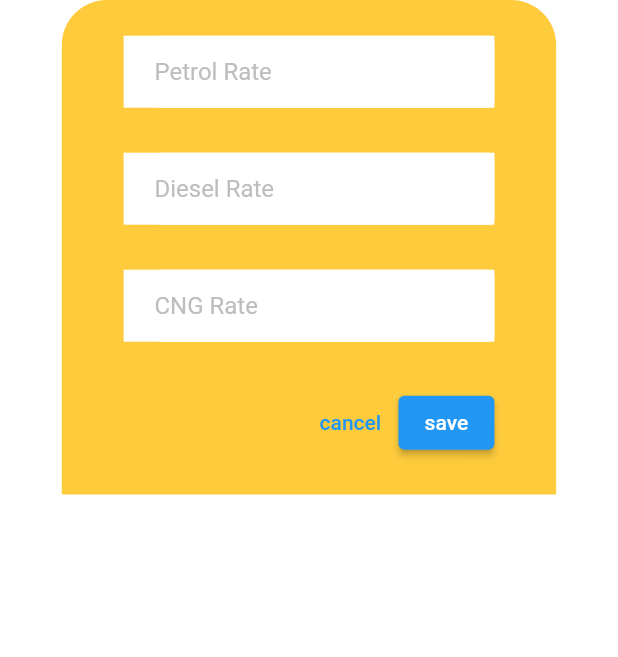
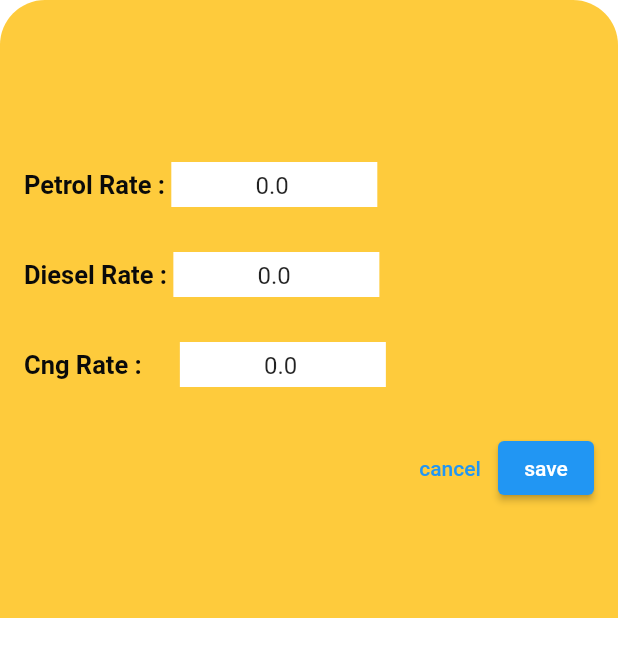
Before and after one commit to REDHUN/daybook, a Flutter app: the AddRate widget shown alone on an empty page, opened directly with empty values, on a phone screen of 412 x 824 dp. Shown: the top 657 px of the screen. Run offline on Flutter 3.47's test engine with Material 2 defaults, Android fonts, the phone set to English and light mode, and no system bars; our stand-ins replace shared_preferences; accounts and stored records are empty.

```diff
--- a/lib/screens/addrate.dart
+++ b/lib/screens/addrate.dart
@@ -1,5 +1,10 @@
 import 'package:daybook/models/ratemodel.dart';
+import 'package:daybook/widgets/addratepagetext.dart';
+
+import 'package:daybook/widgets/lastpagetextfield.dart';
+import 'package:daybook/widgets/modelpagetextfiled.dart';
 import 'package:flutter/material.dart';
+import 'package:shared_preferences/shared_preferences.dart';
 
 class AddRate extends StatefulWidget {
   AddRate({super.key, required this.submitrate});
@@ -9,10 +14,50 @@ class AddRate extends StatefulWidget {
 }
 
 class _AddRate extends State<AddRate> {
-  final petrolrate = TextEditingController();
-  final dieselrate = TextEditingController();
-  final cngrate = TextEditingController();
-  void _saverate() {
+  static const String KEYNAMEPETROL = 'petrol';
+  static const String KEYNAMEDIESEL = 'diesel';
+  static const String KEYNAMECNG = 'cng';
+
+  double petrolr = 0.0;
+  double dieselr = 0.0;
+  double cngr = 0.0;
+
+  var petrolrate = TextEditingController();
+  var dieselrate = TextEditingController();
+  var cngrate = TextEditingController();
+  @override
+  void initState() {
+    // TODO: implement initState
+    super.initState();
+    getValue();
+  }
+
+  void getValue() async {
+    var prefs = await SharedPreferences.getInstance();
+    var getdiesel = prefs.getDouble(KEYNAMEDIESEL);
+    var getcng = prefs.getDouble(KEYNAMECNG);
+    var getPetrol = prefs.getDouble(KEYNAMEPETROL);
+    petrolr = getPetrol != null ? getPetrol : 0.0;
+    cngr = getcng != null ? getcng : 0.0;
+    dieselr = getdiesel != null ? getdiesel : 0.0;
+
+    setState(() {
+      petrolrate = (TextEditingController(text: petrolr.toString()));
+      dieselrate = (TextEditingController(text: dieselr.toString()));
+      cngrate = (TextEditingController(text: cngr.toString()));
+      print(petrolrate);
+    });
+  }
+
+  void _saverate() async {
+    var petrolrate1 = petrolrate.text.toString();
+    var dieselrate1 = dieselrate.text.toString();
+    var cngrate1 = cngrate.text.toString();
+    var prefs = await SharedPreferences.getInstance();
+    prefs.setDouble(KEYNAMEPETROL, double.parse(petrolrate1));
+    prefs.setDouble(KEYNAMEDIESEL, double.parse(dieselrate1));
+    prefs.setDouble(KEYNAMECNG, double.parse(cngrate1));
+
     widget.submitrate(Rate(
         petrolrate: double.parse(petrolrate.text),
         dieselrate: double.parse(dieselrate.text),
@@ -22,101 +67,49 @@ class _AddRate extends State<AddRate> {
 
   @override
   Widget build(BuildContext context) {
+    final keyboardSpace = MediaQuery.of(context).viewInsets.bottom;
     return Container(
-      padding: EdgeInsets.only(
-          right: MediaQuery.of(context).size.width / 10,
-          left: MediaQuery.of(context).size.width / 10),
-      margin: EdgeInsets.only(
-          right: MediaQuery.of(context).size.width / 10,
-          left: MediaQuery.of(context).size.width / 10),
+      height: (MediaQuery.of(context).size.height / 2) + keyboardSpace,
+      padding: EdgeInsets.fromLTRB(16, 48, 16, keyboardSpace + 16),
       decoration: BoxDecoration(
           color: Color.fromARGB(255, 254, 203, 60),
           borderRadius: BorderRadius.only(
               topLeft: Radius.circular(30), topRight: Radius.circular(30))),
-      height: MediaQuery.of(context).size.height / 2.5,
       child: Column(
         mainAxisAlignment: MainAxisAlignment.center,
         children: [
-          Container(
-            padding:
-                EdgeInsets.only(left: MediaQuery.of(context).size.width / 20),
-            color: Colors.white,
-            child: TextFormField(
-              controller: petrolrate,
-              keyboardType: TextInputType.number,
-              decoration: InputDecoration(
-                fillColor: Colors.white,
-                enabledBorder: OutlineInputBorder(
-                  borderSide: const BorderSide(color: Colors.white, width: 1.5),
-                  //borderRadius: BorderRadius.circular(8.0),
-                ),
-                focusedBorder: OutlineInputBorder(
-                  borderSide: const BorderSide(color: Colors.white, width: 1.5),
-                  //  borderRadius: BorderRadius.circular(8.0),
-                ),
-
-                contentPadding: EdgeInsets.all(0),
-                // border: OutlineInputBorder(),
-                hintText: 'Petrol Rate',
-                hintStyle: TextStyle(color: Colors.grey[400]),
-              ),
-            ),
+          Row(
+            children: [
+              AddRatePageText(text: "Petrol Rate : ", size: 17.0),
+              ModelPageTextfiled(
+                hint: petrolrate.text,
+                controllertext: petrolrate,
+              )
+            ],
           ),
           SizedBox(
             height: 30,
           ),
-          Container(
-            padding:
-                EdgeInsets.only(left: MediaQuery.of(context).size.width / 20),
-            color: Colors.white,
-            child: TextFormField(
-              controller: dieselrate,
-              keyboardType: TextInputType.number,
-              decoration: InputDecoration(
-                fillColor: Colors.white,
-                enabledBorder: OutlineInputBorder(
-                  borderSide: const BorderSide(color: Colors.white, width: 1.5),
-                  //borderRadius: BorderRadius.circular(8.0),
-                ),
-                focusedBorder: OutlineInputBorder(
-                  borderSide: const BorderSide(color: Colors.white, width: 1.5),
-                  //  borderRadius: BorderRadius.circular(8.0),
-                ),
-
-                contentPadding: EdgeInsets.all(0),
-                // border: OutlineInputBorder(),
-                hintText: 'Diesel Rate',
-                hintStyle: TextStyle(color: Colors.grey[400]),
-              ),
-            ),
+          Row(
+            children: [
+              AddRatePageText(size: 17.0, text: 'Diesel Rate : '),
+              ModelPageTextfiled(
+                hint: dieselrate.text,
+                controllertext: dieselrate,
+              )
+            ],
           ),
           SizedBox(
             height: 30,
           ),
-          Container(
-            padding:
-                EdgeInsets.only(left: MediaQuery.of(context).size.width / 20),
-            color: Colors.white,
-            child: TextFormField(
-              controller: cngrate,
-              keyboardType: TextInputType.number,
-              decoration: InputDecoration(
-                fillColor: Colors.white,
-                enabledBorder: OutlineInputBorder(
-                  borderSide: const BorderSide(color: Colors.white, width: 1.5),
-                  //borderRadius: BorderRadius.circular(8.0),
-                ),
-                focusedBorder: OutlineInputBorder(
-                  borderSide: const BorderSide(color: Colors.white, width: 1.5),
-                  //  borderRadius: BorderRadius.circular(8.0),
-                ),
-
-                contentPadding: EdgeInsets.all(0),
-                // border: OutlineInputBorder(),
-                hintText: 'CNG Rate',
-                hintStyle: TextStyle(color: Colors.grey[400]),
-              ),
-            ),
+          Row(
+            children: [
+              AddRatePageText(size: 17.0, text: 'Cng Rate :      '),
+              ModelPageTextfiled(
+                hint: cngrate.text,
+                controllertext: cngrate,
+              )
+            ],
           ),
           SizedBox(
             height: 30,
--- a/lib/screens/homepage.dart
+++ b/lib/screens/homepage.dart
@@ -47,7 +47,8 @@ class _HomePageState extends State<HomePage> {
     showModalBottomSheet(
         isScrollControlled: true,
         context: context,
-        builder: (ctx) => AddRate(submitrate: _addrate));
+        builder: (ctx) =>
+            SingleChildScrollView(child: AddRate(submitrate: _addrate)));
   }
 
   _submitData() {
--- /dev/null
+++ b/lib/widgets/addratepagetext.dart
@@ -0,0 +1,19 @@
+import 'package:flutter/material.dart';
+
+class AddRatePageText extends StatelessWidget {
+  const AddRatePageText({super.key, required this.size, required this.text});
+
+  final text;
+  final size;
+
+  @override
+  Widget build(BuildContext context) {
+    return Text(
+      text,
+      style: TextStyle(
+          color: Color.fromARGB(255, 10, 10, 10),
+          fontWeight: FontWeight.bold,
+          fontSize: size),
+    );
+  }
+}
--- /dev/null
+++ b/lib/widgets/modelpagetextfiled.dart
@@ -0,0 +1,36 @@
+import 'package:flutter/material.dart';
+
+class ModelPageTextfiled extends StatelessWidget {
+  const ModelPageTextfiled(
+      {super.key, required this.controllertext, required this.hint});
+  final hint;
+  final controllertext;
+
+  @override
+  Widget build(BuildContext context) {
+    return Container(
+      padding: EdgeInsets.all(6),
+      color: Colors.white,
+      height: 30,
+      width: MediaQuery.of(context).size.width / 3,
+      child: TextField(
+        controller: controllertext,
+        textAlign: TextAlign.center,
+        decoration: InputDecoration(
+            hintText: hint.toString(),
+            fillColor: Colors.white,
+            enabledBorder: OutlineInputBorder(
+              borderSide: const BorderSide(color: Colors.white, width: 1.5),
+              //borderRadius: BorderRadius.circular(8.0),
+            ),
+            focusedBorder: OutlineInputBorder(
+              borderSide: const BorderSide(color: Colors.white, width: 1.5),
+              // borderRadius: BorderRadius.circular(8.0),
+            ),
+            contentPadding: EdgeInsets.all(0),
+            // border: OutlineInputBorder(),
+            hintStyle: TextStyle(color: Colors.black)),
+      ),
+    );
+  }
+}
--- a/pubspec.yaml
+++ b/pubspec.yaml
@@ -35,7 +35,7 @@ dependencies:
   # The following adds the Cupertino Icons font to your application.
   # Use with the CupertinoIcons class for iOS style icons.
   cupertino_icons: ^1.0.2
-
+  shared_preferences: ^2.2.2
 
 dev_dependencies:
   flutter_test:
```
Also changed, not shown: pubspec.lock, 1 other file.
